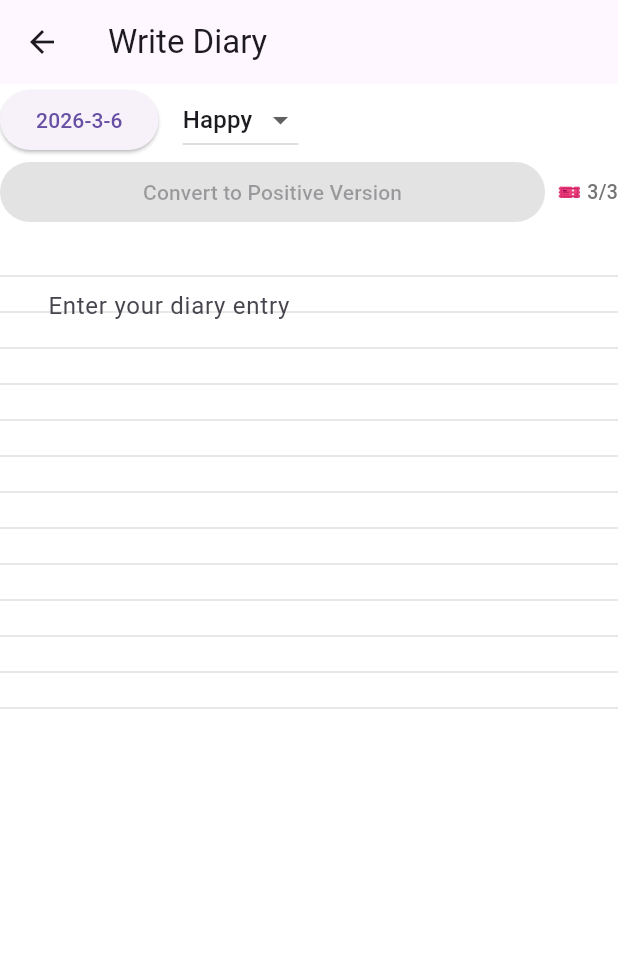
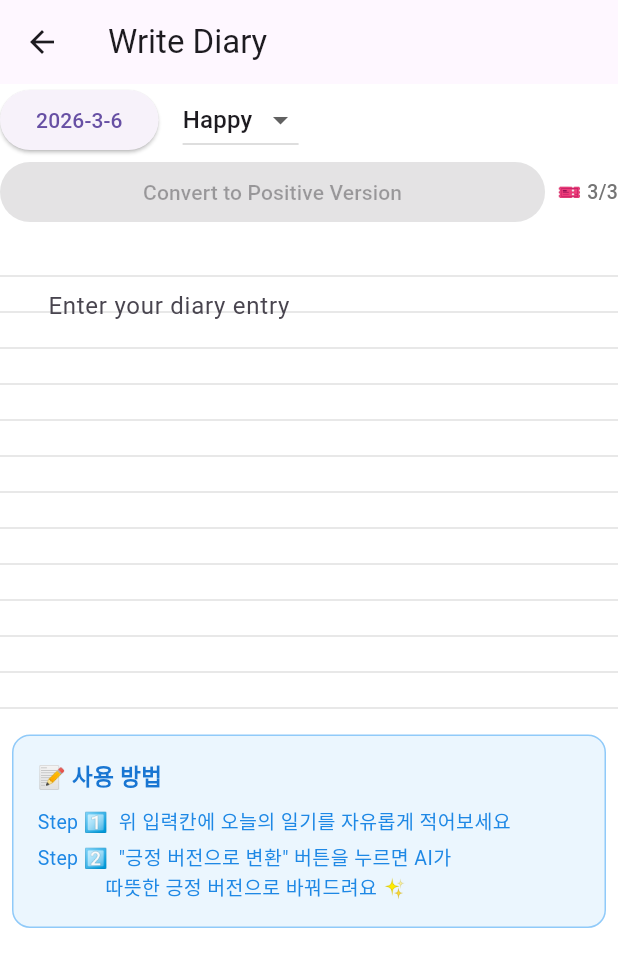
Before and after one commit to gogoonbuntu/mother-father-diary, a Flutter app: the DiaryEntryScreen screen opened directly, on a phone screen of 412 x 824 dp. Shown: the top 967 px of the screen. Run offline on Flutter 3.47's test engine with Material 3 defaults, Android fonts, the phone set to English and light mode, and no system bars; our stand-ins replace confetti, connectivity_plus, firebase_auth, firebase_core, firebase_database, google_fonts and 4 more; missing offline and left inert: clarity_flutter; accounts and stored records are empty; network calls fail.

Commit message:
v1.0.8+10: Firebase upgrade, iOS fix, guide text, confetti z-order
- Upgrade firebase_core 2→3, firebase_auth 4→5, firebase_database 10→11, cloud_firestore 4→5
- Fix iOS CocoaPods GoogleUtilities version conflict
- Fix iOS GoogleService-Info.plist (wrong project, missing CLIENT_ID)
- Fix Firebase duplicate-app crash on iOS
- Fix WillPopScope → PopScope (deprecated for predictive back)
- Remove unused imports/fields, fix await on non-Future
- Add step-by-step guide text for first-time users
- Move confetti to front of Stack (renders above content)
- Delete unused firebase_config.dart
- iOS Podfile platform 13.0 → 14.0

```diff
--- a/lib/diary_entry_screen.dart
+++ b/lib/diary_entry_screen.dart
@@ -394,11 +394,12 @@ class _DiaryEntryScreenState extends State<DiaryEntryScreen> {
       ];
     }
 
-    return WillPopScope(
-      onWillPop: () async {
+    return PopScope(
+      canPop: false,
+      onPopInvokedWithResult: (didPop, result) async {
+        if (didPop) return;
         await _saveDiaryEntry();
-        Navigator.pop(context);
-        return false;
+        if (context.mounted) Navigator.pop(context);
       },
       child: Scaffold(
         // 키보드가 나타날 때 화면 레이아웃 자동 조정
@@ -413,24 +414,6 @@ class _DiaryEntryScreenState extends State<DiaryEntryScreen> {
           ),
           child: Stack(
             children: [
-              // 그래픽 버퍼 할당 문제 방지를 위해 최적화된 confetti 위젯
-              Align(
-                alignment: Alignment.topCenter,
-                child: ConfettiWidget(
-                  confettiController: _confettiController,
-                  blastDirectionality: BlastDirectionality.explosive,
-                  shouldLoop: false,
-                  maxBlastForce: 15, // 낮춤
-                  minBlastForce: 5,  // 낮춤
-                  emissionFrequency: 0.1, // 낮춤
-                  numberOfParticles: 20, // 줄임
-                  gravity: 0.3, // 낮춤
-                  minimumSize: const Size(5, 5), // 최소 크기 제한
-                  maximumSize: const Size(10, 10), // 최대 크기 제한
-                  colors: _selectedConfettiTheme.colors,
-                  createParticlePath: _selectedConfettiTheme.particleShape,
-                ),
-              ),
               // 키보드 팝업시 스크롤 가능하게 하는 구조
               SingleChildScrollView(
                 child: Column(
@@ -520,6 +503,34 @@ class _DiaryEntryScreenState extends State<DiaryEntryScreen> {
                         ),
                       ),
                     ),
+                    // 첫 사용자를 위한 안내 가이드
+                    if (_controller.text.isEmpty && _positiveVersion == null && widget.diaryEntry == null)
+                      IgnorePointer(
+                        child: Padding(
+                          padding: const EdgeInsets.symmetric(horizontal: 8.0),
+                          child: Container(
+                            width: double.infinity,
+                            padding: const EdgeInsets.all(16),
+                            decoration: BoxDecoration(
+                              color: Colors.blue.shade50.withValues(alpha: 0.7),
+                              borderRadius: BorderRadius.circular(12),
+                              border: Border.all(color: Colors.blue.shade200, width: 1),
+                            ),
+                            child: Column(
+                              crossAxisAlignment: CrossAxisAlignment.start,
+                              children: [
+                                Text('📝 사용 방법', style: TextStyle(fontSize: 15, fontWeight: FontWeight.bold, color: Colors.blue.shade700)),
+                                const SizedBox(height: 8),
+                                Text('Step 1️⃣  위 입력칸에 오늘의 일기를 자유롭게 적어보세요',
+                                    style: TextStyle(fontSize: 13, color: Colors.blue.shade600)),
+                                const SizedBox(height: 4),
+                                Text('Step 2️⃣  "긍정 버전으로 변환" 버튼을 누르면 AI가\n             따뜻한 긍정 버전으로 바꿔드려요 ✨',
+                                    style: TextStyle(fontSize: 13, color: Colors.blue.shade600)),
+                              ],
+                            ),
+                          ),
+                        ),
+                      ),
                     const SizedBox(height: 16),
                     if ((_positiveVersion != null || _isLoadingPositive) && _showPositiveVersion)
                       SafeArea(
@@ -613,6 +624,26 @@ class _DiaryEntryScreenState extends State<DiaryEntryScreen> {
                   ],
                 ),
               ),
+              // confetti 위젯 — Stack 맨 위에 위치해야 콘텐츠 앞에 표시됨
+              Align(
+                alignment: Alignment.topCenter,
+                child: IgnorePointer(
+                  child: ConfettiWidget(
+                    confettiController: _confettiController,
+                    blastDirectionality: BlastDirectionality.explosive,
+                    shouldLoop: false,
+                    maxBlastForce: 15,
+                    minBlastForce: 5,
+                    emissionFrequency: 0.1,
+                    numberOfParticles: 20,
+                    gravity: 0.3,
+                    minimumSize: const Size(5, 5),
+                    maximumSize: const Size(10, 10),
+                    colors: _selectedConfettiTheme.colors,
+                    createParticlePath: _selectedConfettiTheme.particleShape,
+                  ),
+                ),
+              ),
             ],
           ),
         ),
```
Also changed, not shown: lib/config/firebase_config.dart (deleted, +0 -26 lines), lib/main.dart (+25 -18 lines), pubspec.yaml (+5 -5 lines), pubspec.lock, 4 other files.
